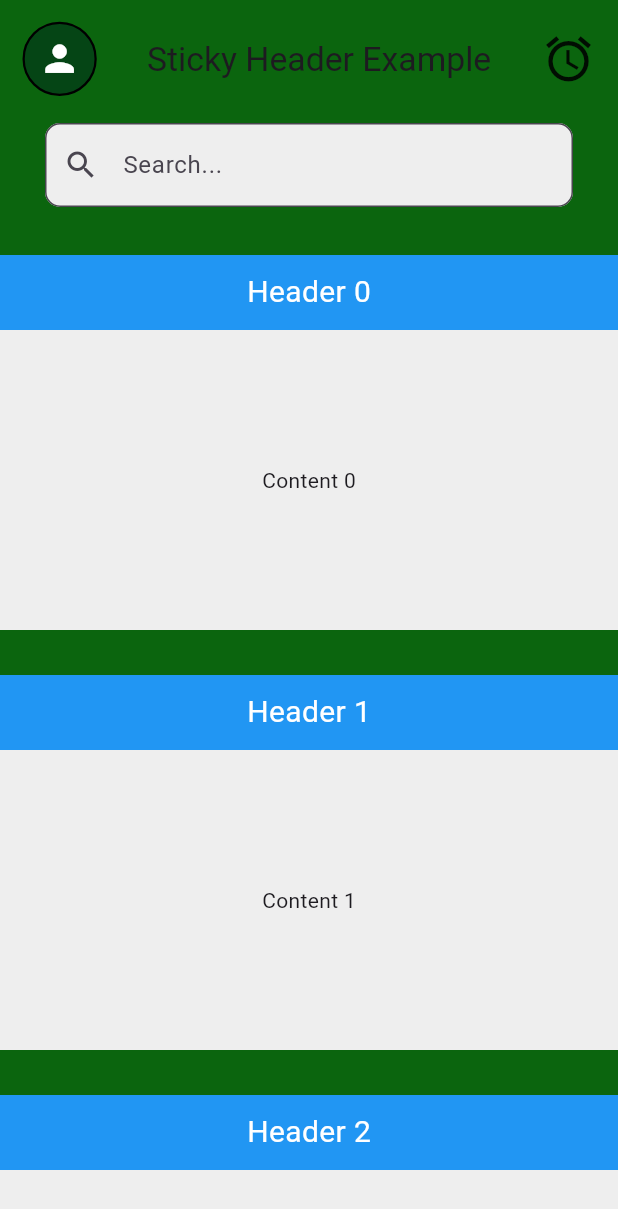
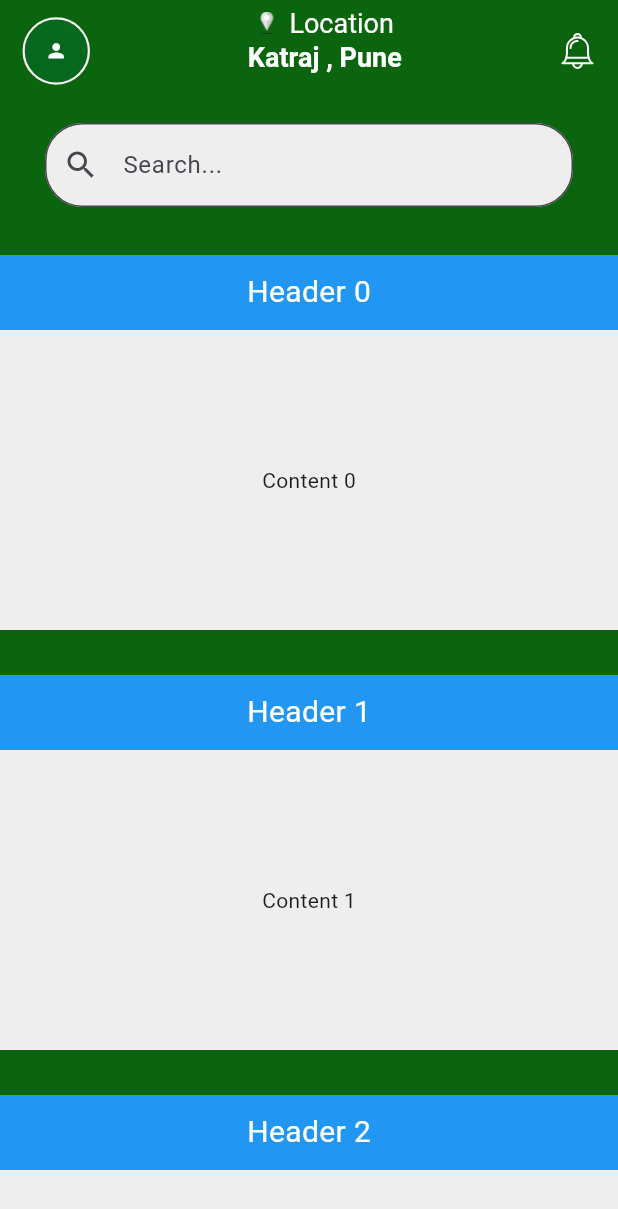
Before and after one commit to Prathamdelxn/purelyFarm-app, a Flutter app: the Homepage screen opened directly, on a phone screen of 412 x 824 dp. Shown: the top 1209 px of the screen. Run offline on Flutter 3.47's test engine with Material 3 defaults, Android fonts, the phone set to English and light mode, and no system bars; drawn by our look-alikes of sticky_headers; our stand-ins replace flutter_otp_text_field, flutter_svg, google_fonts.

Commit message:
hompage header update

```diff
--- a/lib/homePage.dart
+++ b/lib/homePage.dart
@@ -1,4 +1,5 @@
 import 'package:flutter/material.dart';
+import 'package:flutter_svg/flutter_svg.dart';
 import 'package:sticky_headers/sticky_headers.dart';
 
 class Homepage extends StatefulWidget {
@@ -32,23 +33,60 @@ class _HomepageState extends State<Homepage> {
                     mainAxisAlignment: MainAxisAlignment.spaceBetween,
                     children: [
                       Container(
-                          height: 33,
-                          width: 33,
+                          height: 30,
+                          width: 30,
                           decoration: BoxDecoration(
-                              border: Border.all(color: Colors.black, width: 1),
-                              color: const Color.fromARGB(255, 5, 69, 21),
+                              border: Border.all(
+                                  color:
+                                      const Color.fromARGB(255, 245, 242, 242),
+                                  width: 1),
+                              color: const Color.fromARGB(255, 5, 104, 30),
                               borderRadius: BorderRadius.circular(20)),
                           child: Center(
                               child: Icon(
                             Icons.person,
-                            size: 19,
+                            size: 10,
                             color: Colors.white,
                           ))),
-                      Text(
-                        "Sticky Header Example",
-                        style: TextStyle(fontSize: 15),
+                      Container(
+                        height: 40,
+                        // padding: EdgeInsets.only(top: 20),
+                        // color: Colors.red,
+                        child: Column(
+                          children: [
+                            Row(
+                              children: [
+                                Image.asset(
+                                  "assets/placeholder1.png",
+                                  height: 10,
+                                ),
+                                SizedBox(
+                                  width: 5,
+                                ),
+                                Text(
+                                  "Location",
+                                  style: TextStyle(
+                                      fontSize: 12,
+                                      fontWeight: FontWeight.w400,
+                                      color: Colors.white),
+                                ),
+                              ],
+                            ),
+                            Text(
+                              "Katraj , Pune",
+                              style: TextStyle(
+                                  fontWeight: FontWeight.w600,
+                                  fontSize: 12,
+                                  color: Colors.white),
+                            )
+                          ],
+                        ),
                       ),
-                      Icon(Icons.alarm),
+                      SvgPicture.asset(
+                        "assets/notiy.svg",
+                        width: 16,
+                        color: Colors.white,
+                      ),
                     ],
                   ),
                 ),
@@ -117,7 +155,7 @@ class _SearchBarDelegate extends SliverPersistentHeaderDelegate {
           hintText: "Search...",
           prefixIcon: Icon(Icons.search),
           border: OutlineInputBorder(
-            borderRadius: BorderRadius.circular(10),
+            borderRadius: BorderRadius.circular(25),
           ),
           filled: true,
           fillColor: Colors.grey[200],
--- a/pubspec.yaml
+++ b/pubspec.yaml
@@ -38,6 +38,7 @@ dependencies:
   flutter_inset_box_shadow: ^1.0.8
   flutter_otp_text_field: ^1.4.0+2
   sticky_headers: ^0.3.0+2
+  flutter_svg: ^2.0.17
 
 dev_dependencies:
   flutter_test:
@@ -73,6 +74,8 @@ flutter:
     - assets/Vegetables.png
     - assets/illustration.png
     - assets/Page-1.png
+    - assets/placeholder1.png
+    - assets/notiy.svg
 
   # An image asset can refer to one or more resolution-specific "variants", see
   # https://flutter.dev/to/resolution-aware-images
```
Also changed, not shown: assets/notiy.svg (added), assets/placeholder1.png (added), pubspec.lock.
